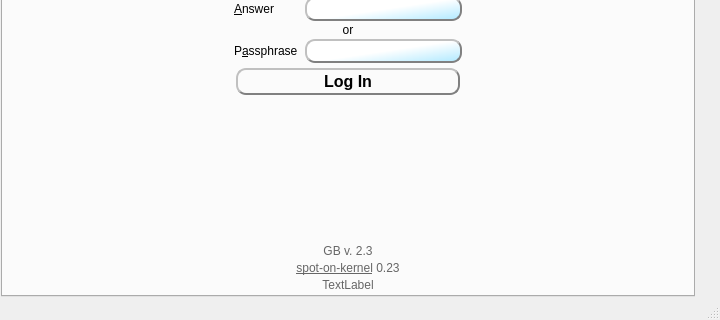
Before: the Qt Designer form branches/trunk/GoldBug-UI/controlcenter.ui in textbrowser/spot-on, drawn with Qt 5; both pictures show x 0 to 720 and y 599 to 919 of the 720 by 919 pixel window.
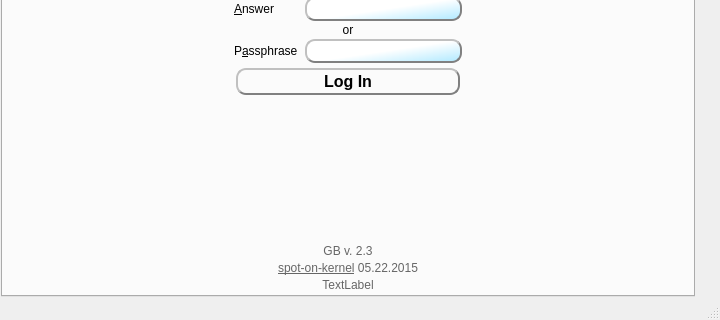
After: the same form once the commit is applied. The open tabs and pages were chosen to show the change. Icons and pictures are not drawn. Custom widgets are drawn as their Qt base class.

The edit to the form file:
```diff
--- a/branches/trunk/GoldBug-UI/controlcenter.ui
+++ b/branches/trunk/GoldBug-UI/controlcenter.ui
@@ -10932,7 +10932,7 @@
              <string notr="true"> color:#666666;</string>
             </property>
             <property name="text">
-             <string>&lt;html&gt;&lt;head/&gt;&lt;body&gt;&lt;p&gt;&lt;a href=&quot;http://sourceforge.net/p/spot-on/code/HEAD/tree/branches/Documentation/RELEASE-NOTES&quot;&gt;&lt;span style=&quot; color:#666666;&quot;&gt;spot-on-kernel&lt;/span&gt;&lt;/a&gt;&lt;span style=&quot; color:#666666;&quot;&gt; 0.23&lt;/span&gt;&lt;/p&gt;&lt;/body&gt;&lt;/html&gt;</string>
+             <string>&lt;html&gt;&lt;head/&gt;&lt;body&gt;&lt;p&gt;&lt;a href=&quot;http://sourceforge.net/p/spot-on/code/HEAD/tree/branches/Documentation/RELEASE-NOTES&quot;&gt;&lt;span style=&quot; color:#666666;&quot;&gt;spot-on-kernel&lt;/span&gt;&lt;/a&gt;&lt;span style=&quot; color:#666666;&quot;&gt; 05.22.2015&lt;/span&gt;&lt;/p&gt;&lt;/body&gt;&lt;/html&gt;</string>
             </property>
             <property name="alignment">
              <set>Qt::AlignCenter</set>
```
